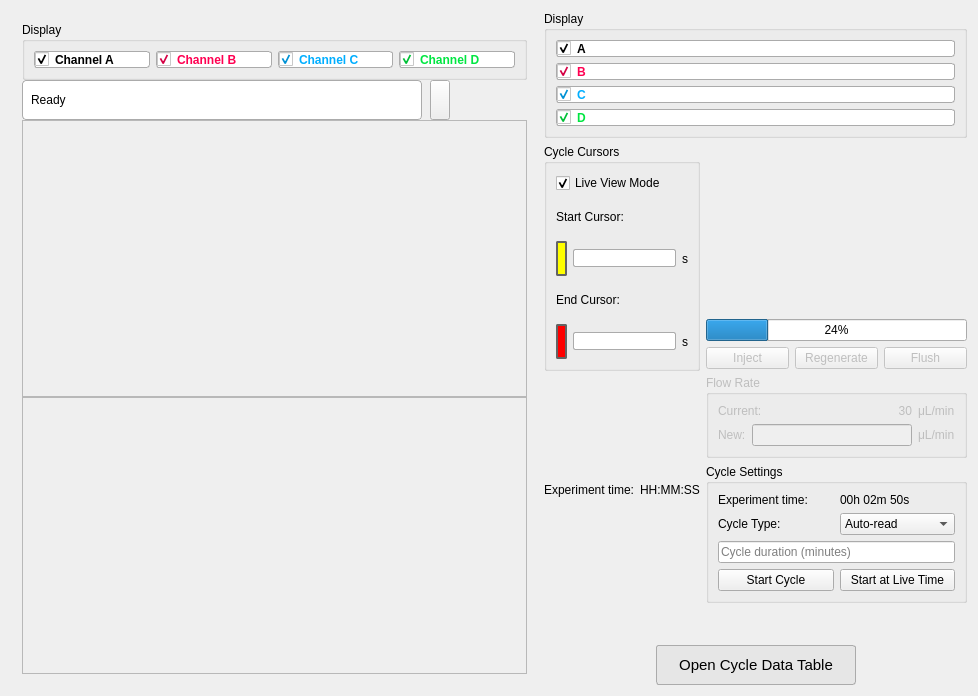
First picture: the form in affilabs/ui/sensorgram.ui, repository Ludo-affi/Affilabs.core, before the edit.
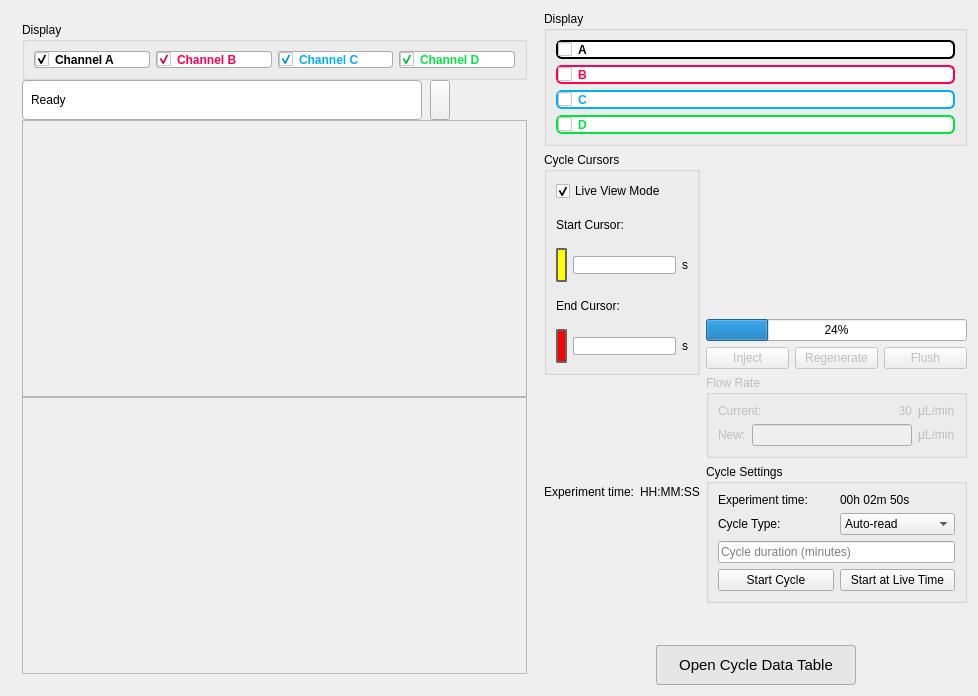
Second picture: the form after the edit. Icons and pictures are not drawn.

The edit to the form file:
```diff
--- a/affilabs/ui/sensorgram.ui
+++ b/affilabs/ui/sensorgram.ui
@@ -379,21 +379,28 @@
             <family>Segoe UI</family>
             <pointsize>9</pointsize>
             <bold>true</bold>
+            <weight>87</weight>
            </font>
           </property>
           <property name="styleSheet">
            <string notr="true">QCheckBox{
-	color: black;
+	color: rgb(0, 0, 0);
 	background: white;
-	border: 1px solid rgb(171, 171, 171);
-	border-radius: 3px;
+	border: 2px solid rgb(0, 0, 0);
+	border-radius: 6px;
+	font-weight: 900;
+}
+QCheckBox:checked{
+	background: rgb(0, 0, 0);
+	color: white;
+	border: 2px solid rgb(0, 0, 0);
 }</string>
           </property>
           <property name="text">
            <string>A</string>
           </property>
           <property name="checked">
-           <bool>true</bool>
+           <bool>false</bool>
           </property>
          </widget>
         </item>
@@ -404,21 +411,28 @@
             <family>Segoe UI</family>
             <pointsize>9</pointsize>
             <bold>true</bold>
+            <weight>87</weight>
            </font>
           </property>
           <property name="styleSheet">
            <string notr="true">QCheckBox{
 	color: rgb(255, 0, 81);
 	background: white;
-	border: 1px solid rgb(171, 171, 171);
-	border-radius: 3px;
+	border: 2px solid rgb(255, 0, 81);
+	border-radius: 6px;
+	font-weight: 900;
+}
+QCheckBox:checked{
+	background: rgb(255, 0, 81);
+	color: white;
+	border: 2px solid rgb(255, 0, 81);
 }</string>
           </property>
           <property name="text">
            <string>B</string>
           </property>
           <property name="checked">
-           <bool>true</bool>
+           <bool>false</bool>
           </property>
          </widget>
         </item>
@@ -429,21 +443,28 @@
             <family>Segoe UI</family>
             <pointsize>9</pointsize>
             <bold>true</bold>
+            <weight>87</weight>
            </font>
           </property>
           <property name="styleSheet">
            <string notr="true">QCheckBox{
 	color: rgb(0, 174, 255);
 	background: white;
-	border: 1px solid rgb(171, 171, 171);
-	border-radius: 3px;
+	border: 2px solid rgb(0, 174, 255);
+	border-radius: 6px;
+	font-weight: 900;
+}
+QCheckBox:checked{
+	background: rgb(0, 174, 255);
+	color: white;
+	border: 2px solid rgb(0, 174, 255);
 }</string>
           </property>
           <property name="text">
            <string>C</string>
           </property>
           <property name="checked">
-           <bool>true</bool>
+           <bool>false</bool>
           </property>
          </widget>
         </item>
@@ -454,21 +475,28 @@
             <family>Segoe UI</family>
             <pointsize>9</pointsize>
             <bold>true</bold>
+            <weight>87</weight>
            </font>
           </property>
           <property name="styleSheet">
            <string notr="true">QCheckBox{
 	color: rgb(0, 230, 65);
 	background: white;
-	border: 1px solid rgb(171, 171, 171);
-	border-radius: 3px;
+	border: 2px solid rgb(0, 230, 65);
+	border-radius: 6px;
+	font-weight: 900;
+}
+QCheckBox:checked{
+	background: rgb(0, 230, 65);
+	color: white;
+	border: 2px solid rgb(0, 230, 65);
 }</string>
           </property>
           <property name="text">
            <string>D</string>
           </property>
           <property name="checked">
-           <bool>true</bool>
+           <bool>false</bool>
           </property>
          </widget>
         </item>
```
